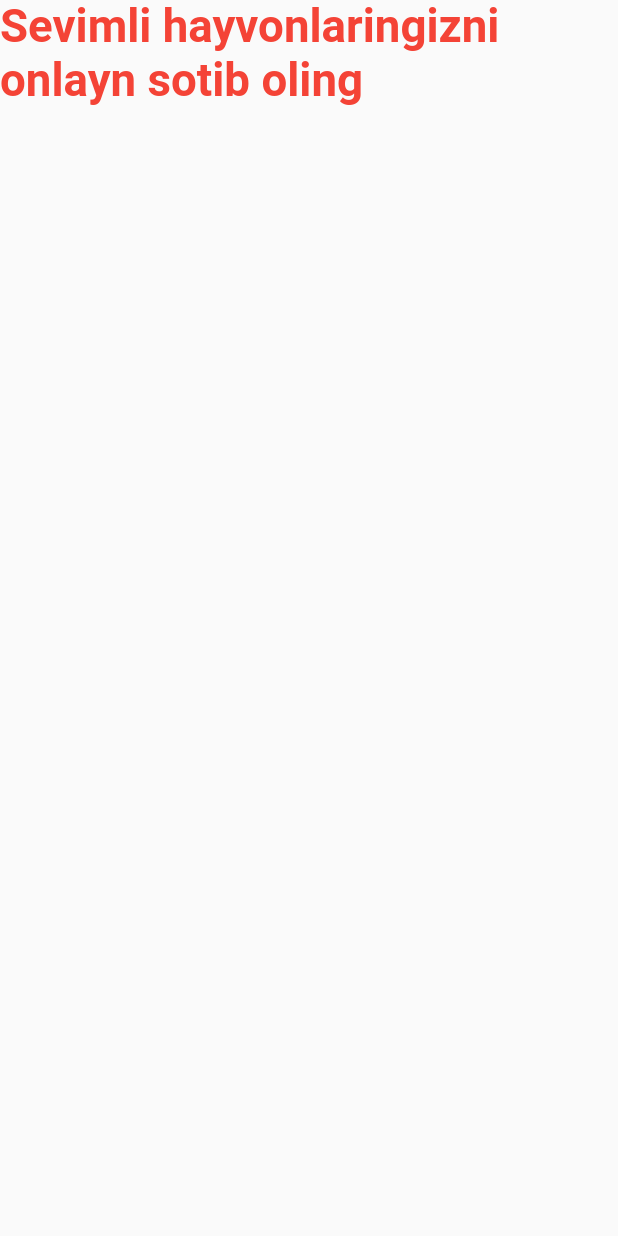
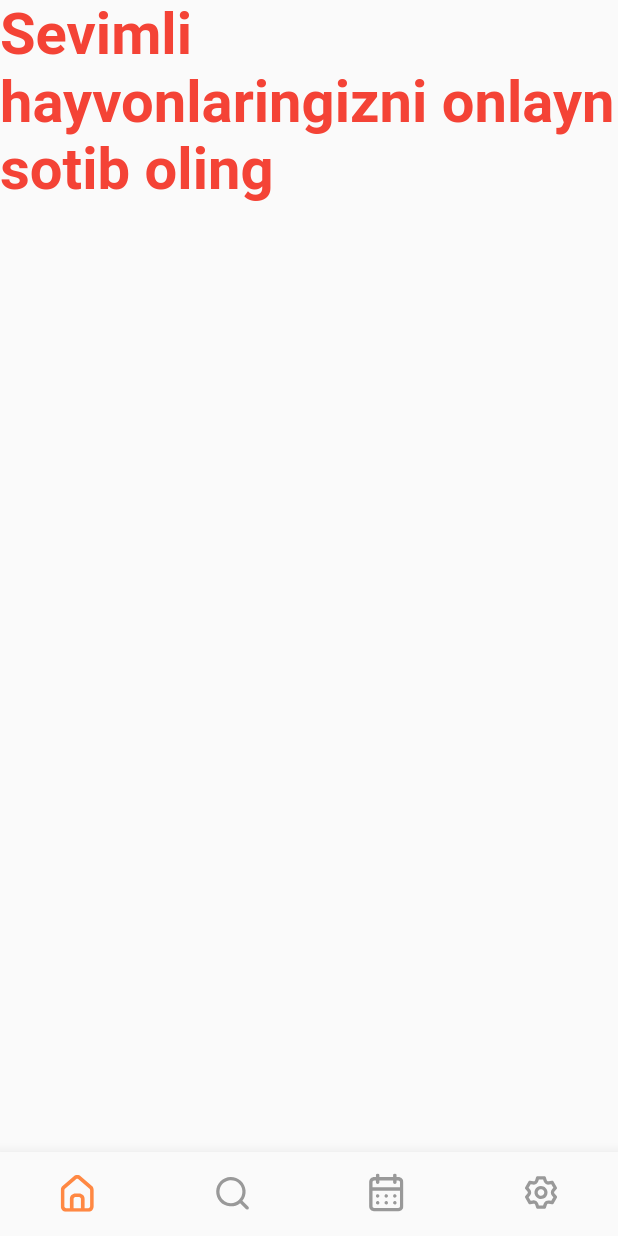
Before and after one commit to ZuhriddinYoqubov/smart-farm, a Flutter app: the screen it shows after launch, on a phone screen of 412 x 824 dp. Run offline on Flutter 3.47's test engine with Material 2 defaults, Android fonts, the phone set to English and light mode, and no system bars; our stand-ins replace flutter_svg.

Commit message:
BottomNavBar

```diff
--- a/lib/core/components/size_config.dart
+++ b/lib/core/components/size_config.dart
@@ -19,12 +19,12 @@ class SizeConfig {
 double getUniqueH(double inputHeight) {
   double screenHeight = SizeConfig.screenHeight;
   // 812 is the layout height that designer use
-  return (inputHeight / 812.0) * screenHeight;
+  return (inputHeight / 640.0) * screenHeight;
 }
 
 // Get the proportionate height as per screen size
 double getUniqueW(double inputWidth) {
   double screenWidth = SizeConfig.screenWidth;
   // 375 is the layout width that designer use
-  return (inputWidth / 375.0) * screenWidth;
+  return (inputWidth / 360.0) * screenWidth;
 }
--- a/lib/screens/home/home_page_view.dart
+++ b/lib/screens/home/home_page_view.dart
@@ -1,6 +1,7 @@
 import 'package:flutter/material.dart';
 import 'package:smartfarm/core/components/size_config.dart';
 import 'package:smartfarm/core/constants/const_colors.dart';
+import 'package:smartfarm/widgets/my_bottom_nav_bar.dart';
 import 'package:smartfarm/widgets/my_text_bold.dart';
 
 class HomePageView extends StatelessWidget {
@@ -10,6 +11,7 @@ class HomePageView extends StatelessWidget {
   Widget build(BuildContext context) {
     SizeConfig().init(context);
     return Scaffold(
+      bottomNavigationBar: MyBottomNavigationBar(),
       body: Column(
         children: [
           MyTextBold(
--- /dev/null
+++ b/lib/widgets/my_bottom_nav_bar.dart
@@ -0,0 +1,41 @@
+import 'package:flutter/material.dart';
+import 'package:flutter_svg/flutter_svg.dart';
+import 'package:smartfarm/core/components/size_config.dart';
+import 'package:smartfarm/core/constants/asset_icons.dart';
+import 'package:smartfarm/core/constants/const_colors.dart';
+
+class MyBottomNavigationBar extends StatelessWidget {
+  MyBottomNavigationBar({Key? key}) : super(key: key);
+
+  // BloC qo'shilsa olib tashlanadi.
+  int _currentIndex = 0;
+
+  @override
+  Widget build(BuildContext context) {
+    return BottomNavigationBar(
+      type: BottomNavigationBarType.fixed,
+      showSelectedLabels: false,
+      showUnselectedLabels: false,
+      items: [
+        _setItem(AssetIcons.home, 0),
+        _setItem(AssetIcons.search, 1),
+        _setItem(AssetIcons.calendar, 2),
+        _setItem(AssetIcons.settings, 4),
+      ],
+      onTap: (i) {
+        _currentIndex = i;
+      },
+    );
+  }
+
+  BottomNavigationBarItem _setItem(String assetIcon, int index) =>
+      BottomNavigationBarItem(
+        label: "",
+        icon: SvgPicture.asset(
+          assetIcon,
+          height: getUniqueH(20.0),
+          width: getUniqueW(20.0),
+          color: _currentIndex == index ? primary : grey,
+        ),
+      );
+}
```
Also changed, not shown: pubspec.yaml (+3 -4 lines), assets/icons/calendar.svg, assets/icons/home.svg, assets/icons/search.svg, assets/icons/settings.svg, pubspec.lock.
